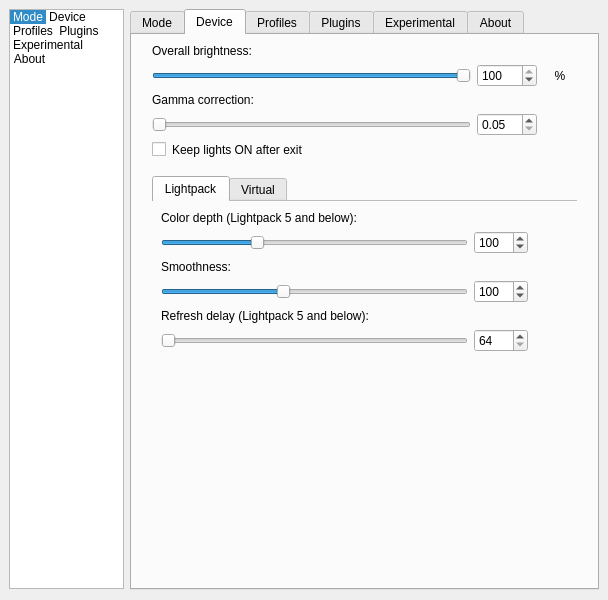
The window that Software/src/SettingsWindow.ui (Atarity/Lightpack) describes before a commit, drawn with Qt 5.
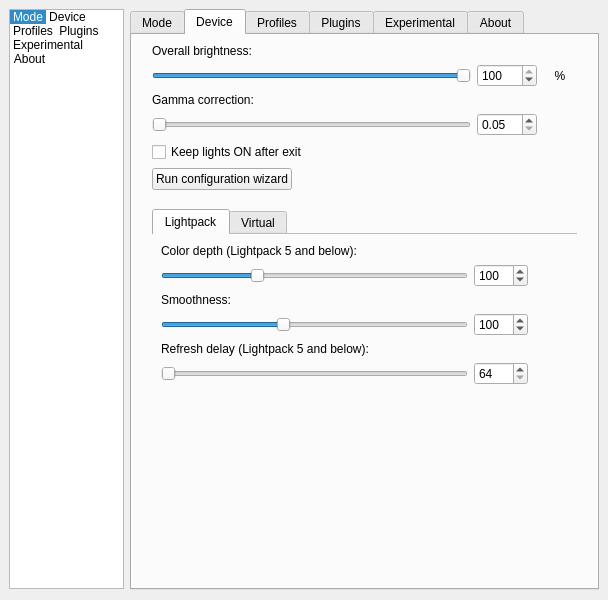
The same window after the commit. The open tabs and pages were chosen to show the change. Icons and pictures are not drawn. Custom widgets are drawn as their Qt base class.

Commit message: added 'Run wizard' button (incomplete)

```diff
--- a/Software/src/SettingsWindow.ui
+++ b/Software/src/SettingsWindow.ui
@@ -842,6 +842,46 @@
         <property name="rightMargin">
          <number>20</number>
         </property>
+        <item row="12" column="0">
+         <layout class="QHBoxLayout" name="horizontalLayout_8">
+          <property name="bottomMargin">
+           <number>13</number>
+          </property>
+          <item>
+           <widget class="QPushButton" name="pbRunConfigurationWizard">
+            <property name="text">
+             <string>Run configuration wizard</string>
+            </property>
+           </widget>
+          </item>
+          <item>
+           <spacer name="horizontalSpacer_3">
+            <property name="orientation">
+             <enum>Qt::Horizontal</enum>
+            </property>
+            <property name="sizeHint" stdset="0">
+             <size>
+              <width>40</width>
+              <height>20</height>
+             </size>
+            </property>
+           </spacer>
+          </item>
+         </layout>
+        </item>
+        <item row="1" column="0">
+         <widget class="QLabel" name="label_5">
+          <property name="sizePolicy">
+           <sizepolicy hsizetype="Preferred" vsizetype="Fixed">
+            <horstretch>0</horstretch>
+            <verstretch>0</verstretch>
+           </sizepolicy>
+          </property>
+          <property name="text">
+           <string>Overall brightness:</string>
+          </property>
+         </widget>
+        </item>
         <item row="2" column="1">
          <widget class="QSpinBox" name="spinBox_DeviceBrightness">
           <property name="sizePolicy">
@@ -993,7 +1033,7 @@
           </property>
          </widget>
         </item>
-        <item row="7" column="0">
+        <item row="11" column="0">
          <widget class="QCheckBox" name="checkBox_KeepLightsOnAfterExit">
           <property name="sizePolicy">
            <sizepolicy hsizetype="Fixed" vsizetype="Fixed">
@@ -1007,15 +1047,12 @@
             <height>0</height>
            </size>
           </property>
-          <property name="styleSheet">
-           <string notr="true">margin-bottom:13px;</string>
-          </property>
           <property name="text">
            <string>Keep lights ON after exit</string>
           </property>
          </widget>
         </item>
-        <item row="9" column="0">
+        <item row="14" column="0">
          <spacer name="verticalSpacer_2">
           <property name="orientation">
            <enum>Qt::Vertical</enum>
@@ -1041,20 +1078,7 @@
           </property>
          </widget>
         </item>
-        <item row="1" column="0">
-         <widget class="QLabel" name="label_5">
-          <property name="sizePolicy">
-           <sizepolicy hsizetype="Preferred" vsizetype="Fixed">
-            <horstretch>0</horstretch>
-            <verstretch>0</verstretch>
-           </sizepolicy>
-          </property>
-          <property name="text">
-           <string>Overall brightness:</string>
-          </property>
-         </widget>
-        </item>
-        <item row="8" column="0" colspan="3">
+        <item row="13" column="0" colspan="3">
          <widget class="QTabWidget" name="tabDevices">
           <property name="sizePolicy">
            <sizepolicy hsizetype="Expanding" vsizetype="Fixed">
```
Left out of the diff: 2 changed lines with no effect on the pictures. The commit also changes 24 other files.
